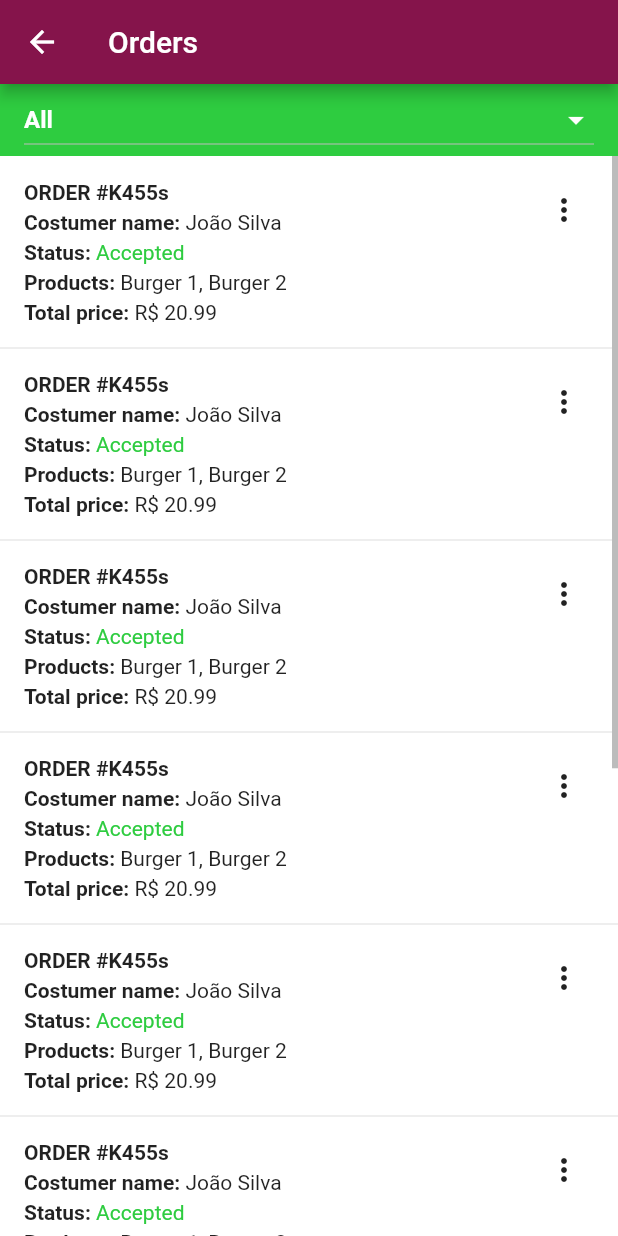
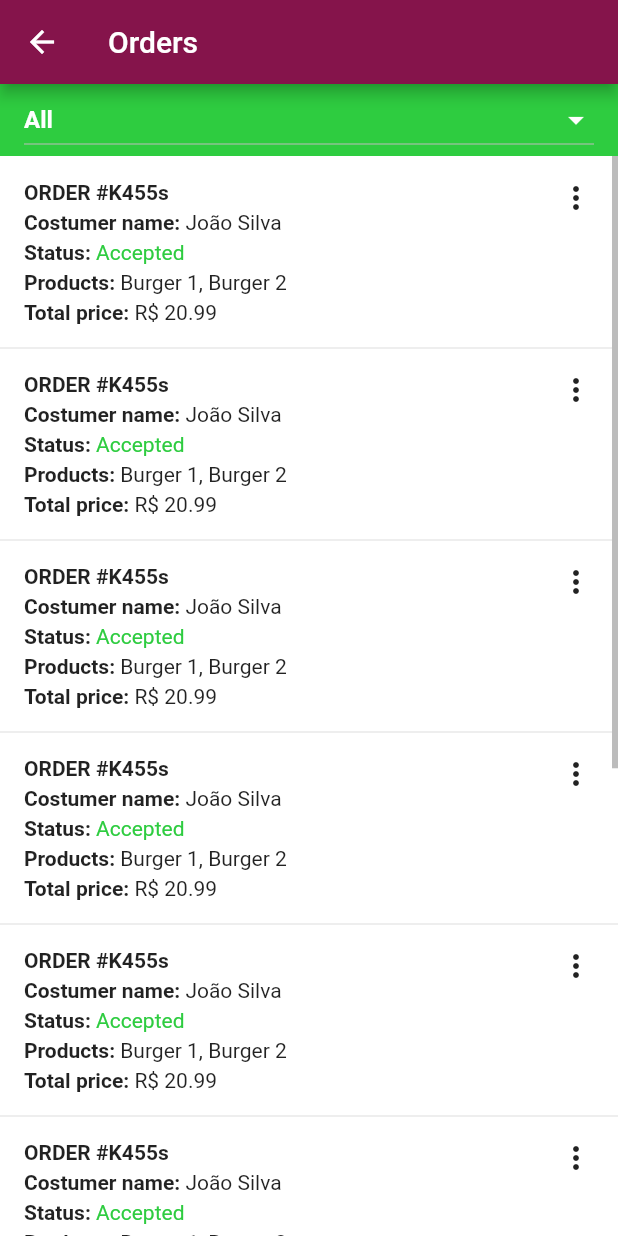
Before and after one commit to oiesc/trabalho-fullstack-admin-app, a Flutter app: the OrderScreen screen opened directly, on a phone screen of 412 x 824 dp. Run offline on Flutter 3.47's test engine with Material 2 defaults, Android fonts, the phone set to English and light mode, and no system bars; our stand-ins replace flutter_mobx, get_it, mobx; generated files the repository leaves out were written again; Roboto replaces fonts that are missing (Montserrat).

```diff
--- a/lib/main.dart
+++ b/lib/main.dart
@@ -2,8 +2,8 @@ import 'package:adminapp/controllers/home_controller.dart';
 import 'package:adminapp/controllers/order_controller.dart';
 import 'package:adminapp/resources/global_colors.dart';
 import 'package:adminapp/views/home/home.dart';
-import 'package:adminapp/views/order/order.dart';
-import 'package:adminapp/views/product/product.dart';
+import 'package:adminapp/views/order/order_index.dart';
+import 'package:adminapp/views/product/product_index.dart';
 import 'package:flutter/material.dart';
 import 'package:get_it/get_it.dart';
 
--- a/lib/views/order/order_index.dart
+++ b/lib/views/order/order_index.dart
@@ -198,11 +198,8 @@ class OrderWidget extends StatelessWidget {
                         ),
                       ]),
                 ),
-                const Padding(
-                  padding: EdgeInsets.all(8.0),
-                  child: Icon(
-                    Icons.more_vert_outlined,
-                  ),
+                const Icon(
+                  Icons.more_vert_outlined,
                 ),
               ],
             ),
```
